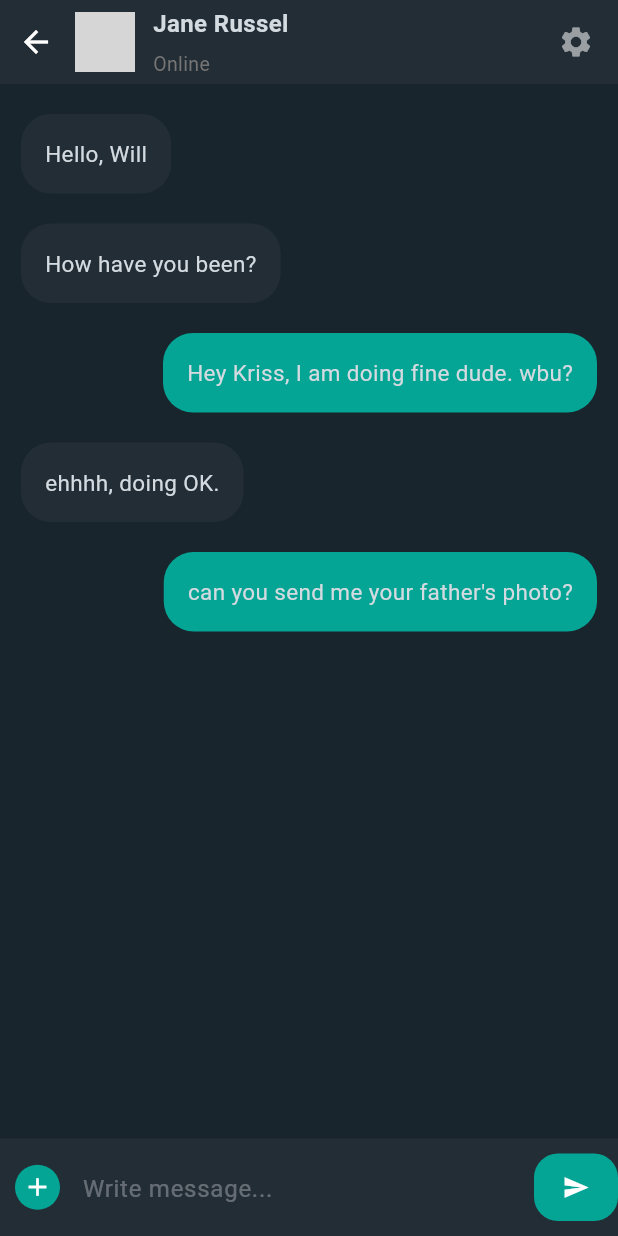
After one commit to mahdi-islam-pranto/stackchat_app, a Flutter app: the ConversationView screen opened directly, on a phone screen of 412 x 824 dp. The commit adds this screen. Run offline on Flutter 3.47's test engine with Material 3 defaults, Android fonts, the phone set to English and light mode, and no system bars; network calls fail; grey boxes are pictures that could not be loaded.

Commit message:
chat conversation done

```diff
--- a/lib/models/chat_model.dart
+++ b/lib/models/chat_model.dart
@@ -1,5 +1,3 @@
-import 'package:flutter/cupertino.dart';
-
 class ChatUsers {
   String name;
   String messageText;
--- /dev/null
+++ b/lib/models/message_model.dart
@@ -0,0 +1,5 @@
+class ChatMessage {
+  String messageContent;
+  String messageType;
+  ChatMessage({required this.messageContent, required this.messageType});
+}
--- /dev/null
+++ b/lib/screens/conversation_view.dart
@@ -0,0 +1,182 @@
+import 'package:flutter/material.dart';
+import 'package:stackchat/colors/colors.dart';
+import 'package:stackchat/models/message_model.dart';
+
+class ConversationView extends StatefulWidget {
+  const ConversationView({super.key});
+
+  @override
+  State<ConversationView> createState() => _ConversationViewState();
+}
+
+class _ConversationViewState extends State<ConversationView> {
+  // demo messages
+  List<ChatMessage> messages = [
+    ChatMessage(messageContent: "Hello, Will", messageType: "receiver"),
+    ChatMessage(messageContent: "How have you been?", messageType: "receiver"),
+    ChatMessage(
+        messageContent: "Hey Kriss, I am doing fine dude. wbu?",
+        messageType: "sender"),
+    ChatMessage(messageContent: "ehhhh, doing OK.", messageType: "receiver"),
+    ChatMessage(
+        messageContent: "can you send me your father's photo?",
+        messageType: "sender"),
+  ];
+  @override
+  Widget build(BuildContext context) {
+    return Scaffold(
+      backgroundColor: backgroundColor,
+      appBar: AppBar(
+        elevation: 0,
+        automaticallyImplyLeading: false,
+        backgroundColor: appHeadcontainerColor,
+        flexibleSpace: SafeArea(
+          child: Container(
+            padding: const EdgeInsets.only(right: 16),
+            child: Row(
+              children: <Widget>[
+                IconButton(
+                  onPressed: () {
+                    Navigator.pop(context);
+                  },
+                  icon: const Icon(
+                    Icons.arrow_back,
+                    color: Colors.white,
+                  ),
+                ),
+                const SizedBox(
+                  width: 2,
+                ),
+                const CircleAvatar(
+                  backgroundImage: NetworkImage(
+                      "https://www.shutterstock.com/image-photo/image-handsome-smiling-young-african-260nw-722913181.jpg"),
+                  maxRadius: 20,
+                ),
+                const SizedBox(
+                  width: 12,
+                ),
+                Expanded(
+                  child: Column(
+                    crossAxisAlignment: CrossAxisAlignment.start,
+                    mainAxisAlignment: MainAxisAlignment.center,
+                    children: <Widget>[
+                      const Text(
+                        "Jane Russel",
+                        style: TextStyle(
+                            fontSize: 16, fontWeight: FontWeight.w600),
+                      ),
+                      const SizedBox(
+                        height: 6,
+                      ),
+                      Text(
+                        "Online",
+                        style: TextStyle(
+                            color: Colors.grey.shade600, fontSize: 13),
+                      ),
+                    ],
+                  ),
+                ),
+                const Icon(
+                  Icons.settings,
+                  color: Colors.white54,
+                ),
+              ],
+            ),
+          ),
+        ),
+      ),
+      body: Stack(
+        children: <Widget>[
+          // chat conversation contents
+
+          ListView.builder(
+            itemCount: messages.length,
+            shrinkWrap: true,
+            padding: const EdgeInsets.only(top: 10, bottom: 10),
+            physics: const NeverScrollableScrollPhysics(),
+            itemBuilder: (context, index) {
+              return Container(
+                padding: const EdgeInsets.only(
+                    left: 14, right: 14, top: 10, bottom: 10),
+                child: Align(
+                  alignment: (messages[index].messageType == "receiver"
+                      ? Alignment.topLeft
+                      : Alignment.topRight),
+                  child: Container(
+                    decoration: BoxDecoration(
+                      borderRadius: BorderRadius.circular(20),
+                      color: (messages[index].messageType == "receiver"
+                          ? appHeadcontainerColor
+                          : iconBackColor),
+                    ),
+                    padding: const EdgeInsets.all(16),
+                    child: Text(
+                      messages[index].messageContent,
+                      style: const TextStyle(fontSize: 15),
+                    ),
+                  ),
+                ),
+              );
+            },
+          ),
+
+          // bottom send message section
+
+          Align(
+            alignment: Alignment.bottomLeft,
+            child: Container(
+              padding: const EdgeInsets.only(left: 10, bottom: 10, top: 10),
+              height: 65,
+              width: double.infinity,
+              color: appHeadcontainerColor,
+              child: Row(
+                children: <Widget>[
+                  GestureDetector(
+                    onTap: () {},
+                    child: Container(
+                      height: 30,
+                      width: 30,
+                      decoration: BoxDecoration(
+                        color: iconBackColor,
+                        borderRadius: BorderRadius.circular(30),
+                      ),
+                      child: const Icon(
+                        Icons.add,
+                        color: Colors.white,
+                        size: 20,
+                      ),
+                    ),
+                  ),
+                  const SizedBox(
+                    width: 15,
+                  ),
+                  const Expanded(
+                    child: TextField(
+                      decoration: InputDecoration(
+                          hintText: "Write message...",
+                          hintStyle: TextStyle(color: Colors.white30),
+                          border: InputBorder.none),
+                    ),
+                  ),
+                  const SizedBox(
+                    width: 15,
+                  ),
+                  FloatingActionButton(
+                    onPressed: () {},
+                    backgroundColor: iconBackColor,
+                    elevation: 0,
+                    child: const Icon(
+                      Icons.send,
+                      color: Colors.white,
+                      size: 18,
+                    ),
+                  ),
+                ],
+              ),
+            ),
+          ),
+        ],
+      ),
+    );
+  }
+}
--- a/lib/widgets/each_chat.dart
+++ b/lib/widgets/each_chat.dart
@@ -1,4 +1,5 @@
 import 'package:flutter/material.dart';
+import 'package:stackchat/screens/conversation_view.dart';
 import 'package:stackchat/widgets/image_popup.dart';
 
 class ConversationList extends StatefulWidget {
@@ -22,11 +23,15 @@ class _ConversationListState extends State<ConversationList> {
   @override
   Widget build(BuildContext context) {
     return InkWell(
-      onTap: () {
-        print("###### Chat Pressed");
-      },
+      onTap: () {},
       child: GestureDetector(
-        onTap: () {},
+        onTap: () {
+          Navigator.push(
+              context,
+              MaterialPageRoute(
+                builder: (context) => const ConversationView(),
+              ));
+        },
         child: Container(
           padding:
               const EdgeInsets.only(left: 16, right: 16, top: 10, bottom: 10),
```
